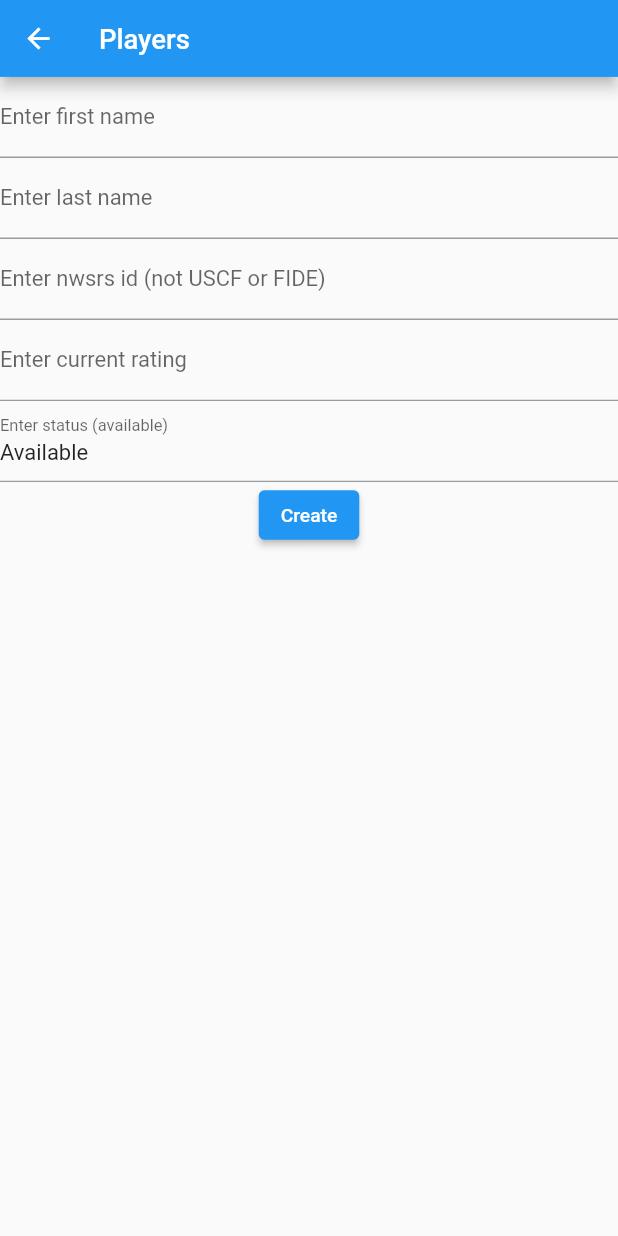
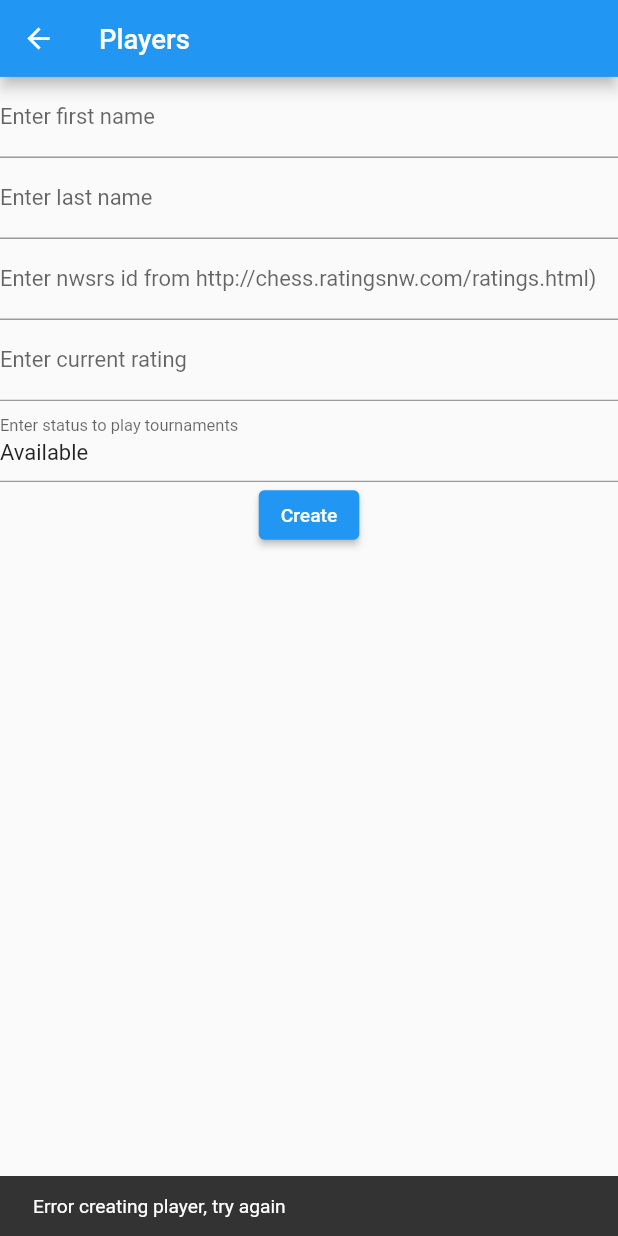
Before and after one commit to prolificcoder/vijaychess, a Flutter app: the PlayersCreateScreen screen opened by its route, after a tap on "Create", on a phone screen of 412 x 824 dp. Run offline on Flutter 3.47's test engine with Material 2 defaults, Android fonts, the phone set to English and light mode, and no system bars; drawn by our look-alikes of flutter_form_builder; our stand-ins replace carousel_slider, cloud_firestore, expandable, firebase_core, flutter_linkify, form_builder_validators and 2 more; missing offline and left inert: flutterfire_ui, mailto; accounts and stored records are empty.

Commit message:
creating a player done

```diff
--- a/lib/players_create_screen.dart
+++ b/lib/players_create_screen.dart
@@ -2,6 +2,7 @@ import 'package:cloud_firestore/cloud_firestore.dart';
 import 'package:flutter/material.dart';
 import 'package:flutter_form_builder/flutter_form_builder.dart';
 import 'package:form_builder_validators/form_builder_validators.dart';
+import 'package:go_router/go_router.dart';
 import 'package:registration/model/players.dart';
 
 class PlayersCreateScreen extends StatelessWidget {
@@ -44,7 +45,12 @@ class PlayersCreateScreen extends StatelessWidget {
                 FormBuilderTextField(
                   name: "nwsrs_id",
                   decoration: InputDecoration(
-                      labelText: "Enter nwsrs id (not USCF or FIDE)"),
+                      labelText:
+                          "Enter nwsrs id from http://chess.ratingsnw.com/ratings.html)"),
+                  validator: FormBuilderValidators.compose([
+                    FormBuilderValidators.required(context),
+                    FormBuilderValidators.max(context, 8),
+                  ]),
                 ),
                 FormBuilderTextField(
                     name: "rating",
@@ -55,13 +61,13 @@ class PlayersCreateScreen extends StatelessWidget {
                       FormBuilderValidators.required(context),
                       FormBuilderValidators.numeric(context,
                           errorText: 'Rating has to be numeric'),
-                      FormBuilderValidators.max(context, 4),
+                      FormBuilderValidators.maxLength(context, 4),
                     ])),
                 FormBuilderTextField(
                   name: "status",
                   initialValue: "Available",
-                  decoration:
-                      InputDecoration(labelText: "Enter status (available)"),
+                  decoration: InputDecoration(
+                      labelText: "Enter status to play tournaments"),
                 ),
               ],
             )),
@@ -76,6 +82,15 @@ class PlayersCreateScreen extends StatelessWidget {
                     status: _formKey.currentState!.value['status'],
                     nwsrsId: _formKey.currentState!.value['nwsrs_id']),
               );
+              ScaffoldMessenger.of(context).showSnackBar(
+                const SnackBar(content: Text('Player created')),
+              );
+              context.pop();
+            } else {
+              ScaffoldMessenger.of(context).showSnackBar(
+                const SnackBar(
+                    content: Text('Error creating player, try again')),
+              );
             }
           },
           child: const Text('Create'),
--- a/packages/registration/lib/model/players.dart
+++ b/packages/registration/lib/model/players.dart
@@ -22,6 +22,7 @@ class Player {
     return {
       'first_name': firstName,
       'last_name': lastName,
+      'ID': nwsrsId,
       'rating': rating,
       'status': status
     };
```
